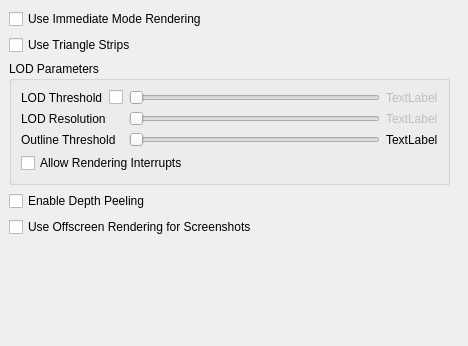
First picture: the form in Qt/Components/Resources/UI/pqGlobalRenderViewOptions.ui, repository wildmichael/ParaView3-enhancements-old, before the edit.
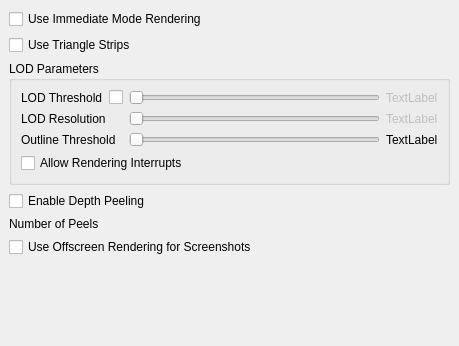
Second picture: the form after the edit. The open tabs and pages were chosen to show the change. Custom widgets are drawn as their Qt base class.

Commit message: ENH: Fixed BUG 6460. Added option to the global settings dialog to change the maximum number of peels.

The edit to the form file:
```diff
--- a/Qt/Components/Resources/UI/pqGlobalRenderViewOptions.ui
+++ b/Qt/Components/Resources/UI/pqGlobalRenderViewOptions.ui
@@ -5,42 +5,33 @@
    <rect>
     <x>0</x>
     <y>0</y>
-    <width>468</width>
+    <width>349</width>
     <height>346</height>
    </rect>
   </property>
   <property name="windowTitle" >
    <string>Form</string>
   </property>
+  <layout class="QGridLayout" >
+   <property name="leftMargin" >
+    <number>0</number>
+   </property>
+   <property name="topMargin" >
+    <number>0</number>
+   </property>
+   <property name="rightMargin" >
+    <number>0</number>
+   </property>
+   <property name="bottomMargin" >
+    <number>0</number>
+   </property>
+   <item row="0" column="0" >
   <widget class="QStackedWidget" name="stackedWidget" >
-   <property name="geometry" >
-    <rect>
-     <x>0</x>
-     <y>0</y>
-     <width>459</width>
-     <height>376</height>
-    </rect>
-   </property>
    <property name="currentIndex" >
     <number>2</number>
    </property>
    <widget class="QWidget" name="General" >
     <layout class="QVBoxLayout" >
-     <property name="spacing" >
-      <number>6</number>
-     </property>
-     <property name="leftMargin" >
-      <number>9</number>
-     </property>
-     <property name="topMargin" >
-      <number>9</number>
-     </property>
-     <property name="rightMargin" >
-      <number>9</number>
-     </property>
-     <property name="bottomMargin" >
-      <number>9</number>
-     </property>
      <item>
       <widget class="QCheckBox" name="immediateModeRendering" >
        <property name="toolTip" >
@@ -260,6 +251,24 @@
        </property>
       </widget>
      </item>
+       <item>
+        <layout class="QHBoxLayout" >
+         <item>
+          <widget class="QLabel" name="label_7" >
+           <property name="text" >
+            <string>Number of Peels</string>
+           </property>
+          </widget>
+         </item>
+         <item>
+          <widget class="pqIntRangeWidget" native="1" name="numberOfPeels" >
+           <property name="enabled" >
+            <bool>false</bool>
+           </property>
+          </widget>
+         </item>
+        </layout>
+       </item>
      <item>
       <widget class="QCheckBox" name="useOffscreenRenderingForScreenshots" >
        <property name="statusTip" >
@@ -278,7 +287,7 @@
        <property name="sizeHint" >
         <size>
          <width>441</width>
-         <height>127</height>
+           <height>71</height>
         </size>
        </property>
       </spacer>
@@ -1111,7 +1120,17 @@
     </layout>
    </widget>
   </widget>
+   </item>
+  </layout>
  </widget>
+ <customwidgets>
+  <customwidget>
+   <class>pqIntRangeWidget</class>
+   <extends>QWidget</extends>
+   <header>pqIntRangeWidget.h</header>
+   <container>1</container>
+  </customwidget>
+ </customwidgets>
  <resources/>
  <connections>
   <connection>
```
Left out of the diff: 18 changed lines with no effect on the pictures. Lines whose indentation alone changed are shown as unchanged. The commit also changes 4 other files.
